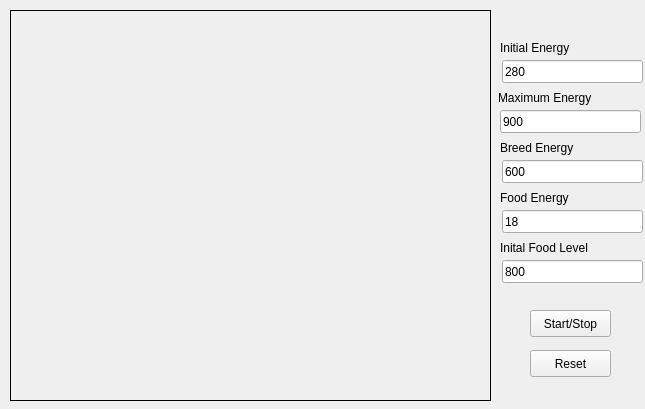
This is ants.ui in geekbrit/ignatius as Qt 5 draws it before an edit. The edited form follows.
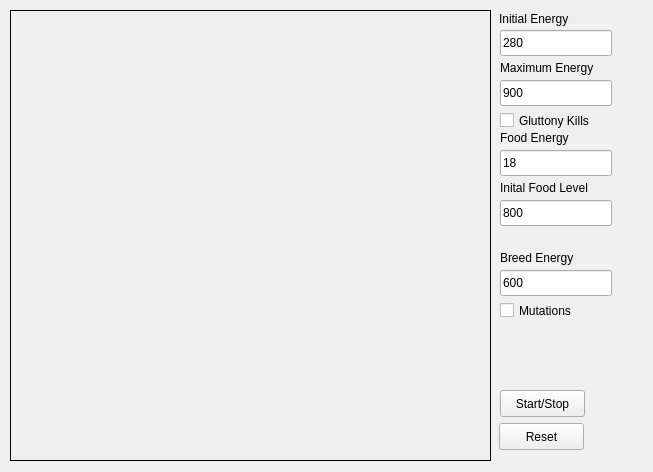
This is the edited form.

Commit message: Added mutation option & checkbox Added fatal overeating option

What changed in the file:
```diff
--- a/ants.ui
+++ b/ants.ui
@@ -6,8 +6,8 @@
    <rect>
     <x>0</x>
     <y>0</y>
-    <width>645</width>
-    <height>409</height>
+    <width>653</width>
+    <height>472</height>
    </rect>
   </property>
   <property name="windowTitle">
@@ -20,7 +20,7 @@
       <x>10</x>
       <y>10</y>
       <width>481</width>
-      <height>391</height>
+      <height>451</height>
      </rect>
     </property>
     <property name="minimumSize">
@@ -39,10 +39,10 @@
    <widget class="QLineEdit" name="initialEnergy">
     <property name="geometry">
      <rect>
-      <x>502</x>
-      <y>60</y>
-      <width>141</width>
-      <height>23</height>
+      <x>500</x>
+      <y>30</y>
+      <width>112</width>
+      <height>26</height>
      </rect>
     </property>
     <property name="inputMask">
@@ -55,9 +55,9 @@
    <widget class="QLabel" name="label_3">
     <property name="geometry">
      <rect>
-      <x>500</x>
-      <y>40</y>
-      <width>141</width>
+      <x>499</x>
+      <y>11</y>
+      <width>81</width>
       <height>16</height>
      </rect>
     </property>
@@ -68,10 +68,10 @@
    <widget class="QLineEdit" name="foodEnergy">
     <property name="geometry">
      <rect>
-      <x>502</x>
-      <y>210</y>
-      <width>141</width>
-      <height>23</height>
+      <x>500</x>
+      <y>150</y>
+      <width>112</width>
+      <height>26</height>
      </rect>
     </property>
     <property name="inputMask">
@@ -85,8 +85,8 @@
     <property name="geometry">
      <rect>
       <x>500</x>
-      <y>190</y>
-      <width>141</width>
+      <y>130</y>
+      <width>72</width>
       <height>16</height>
      </rect>
     </property>
@@ -97,10 +97,10 @@
    <widget class="QLineEdit" name="breedEnergy">
     <property name="geometry">
      <rect>
-      <x>502</x>
-      <y>160</y>
-      <width>141</width>
-      <height>23</height>
+      <x>500</x>
+      <y>270</y>
+      <width>112</width>
+      <height>26</height>
      </rect>
     </property>
     <property name="inputMask">
@@ -114,8 +114,8 @@
     <property name="geometry">
      <rect>
       <x>500</x>
-      <y>140</y>
-      <width>141</width>
+      <y>250</y>
+      <width>78</width>
       <height>16</height>
      </rect>
     </property>
@@ -127,9 +127,9 @@
     <property name="geometry">
      <rect>
       <x>500</x>
-      <y>110</y>
-      <width>141</width>
-      <height>23</height>
+      <y>80</y>
+      <width>112</width>
+      <height>26</height>
      </rect>
     </property>
     <property name="inputMask">
@@ -142,9 +142,9 @@
    <widget class="QLabel" name="label_6">
     <property name="geometry">
      <rect>
-      <x>498</x>
-      <y>90</y>
-      <width>141</width>
+      <x>500</x>
+      <y>60</y>
+      <width>106</width>
       <height>16</height>
      </rect>
     </property>
@@ -155,10 +155,10 @@
    <widget class="QLineEdit" name="initFood">
     <property name="geometry">
      <rect>
-      <x>502</x>
-      <y>260</y>
-      <width>141</width>
-      <height>23</height>
+      <x>500</x>
+      <y>200</y>
+      <width>112</width>
+      <height>26</height>
      </rect>
     </property>
     <property name="inputMask">
@@ -172,8 +172,8 @@
     <property name="geometry">
      <rect>
       <x>500</x>
-      <y>240</y>
-      <width>141</width>
+      <y>180</y>
+      <width>97</width>
       <height>16</height>
      </rect>
     </property>
@@ -184,9 +184,9 @@
    <widget class="QPushButton" name="reset">
     <property name="geometry">
      <rect>
-      <x>530</x>
-      <y>350</y>
-      <width>81</width>
+      <x>499</x>
+      <y>423</y>
+      <width>85</width>
       <height>27</height>
      </rect>
     </property>
@@ -197,9 +197,9 @@
    <widget class="QPushButton" name="restart">
     <property name="geometry">
      <rect>
-      <x>530</x>
-      <y>310</y>
-      <width>81</width>
+      <x>500</x>
+      <y>390</y>
+      <width>85</width>
       <height>27</height>
      </rect>
     </property>
@@ -207,6 +207,32 @@
      <string>Start/Stop</string>
     </property>
    </widget>
+   <widget class="QCheckBox" name="GluttonyKills">
+    <property name="geometry">
+     <rect>
+      <x>500</x>
+      <y>110</y>
+      <width>111</width>
+      <height>21</height>
+     </rect>
+    </property>
+    <property name="text">
+     <string>Gluttony Kills</string>
+    </property>
+   </widget>
+   <widget class="QCheckBox" name="Mutations">
+    <property name="geometry">
+     <rect>
+      <x>500</x>
+      <y>300</y>
+      <width>101</width>
+      <height>21</height>
+     </rect>
+    </property>
+    <property name="text">
+     <string>Mutations</string>
+    </property>
+   </widget>
   </widget>
  </widget>
  <resources/>
```
Left out of the diff: 11 changed lines with no effect on the pictures. The commit also changes 2 other files.
